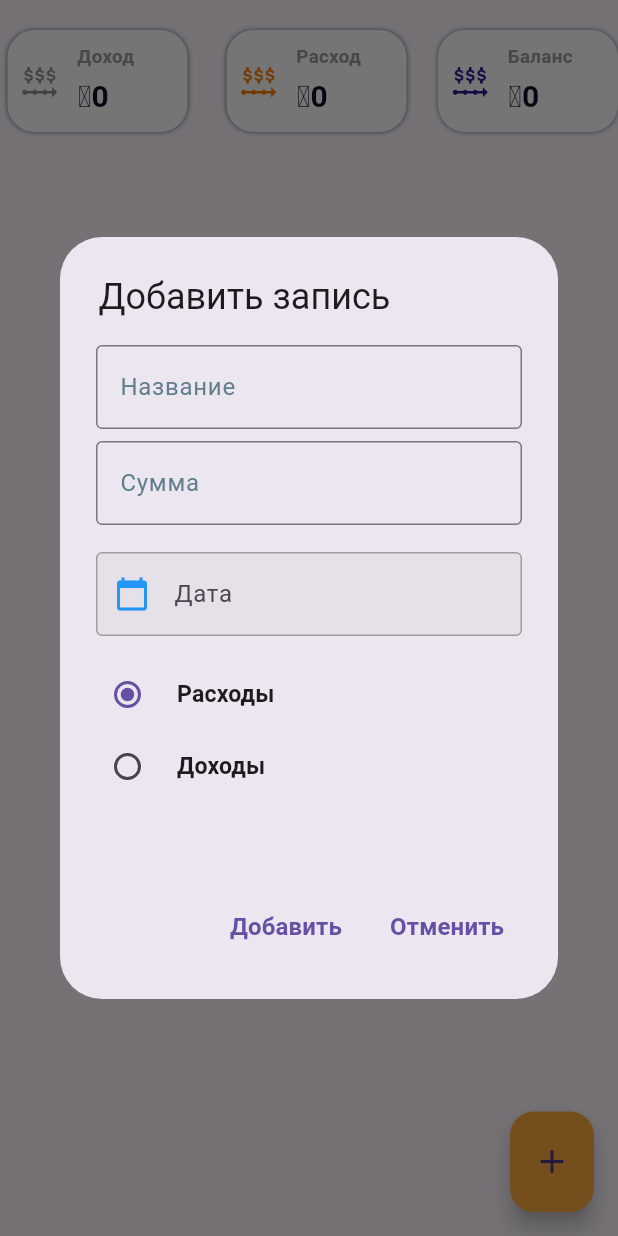
After one commit to kwiiki/wisemoney, a Flutter app: the Home screen opened directly, after a tap on the "add" icon, on a phone screen of 412 x 824 dp. The commit adds this screen. Run offline on Flutter 3.47's test engine with Material 3 defaults, Android fonts, the phone set to English and light mode, and no system bars; our stand-ins replace firebase_auth, firebase_core; accounts and stored records are empty.

Commit message:
secon commit

```diff
--- /dev/null
+++ b/lib/features/user_auth/presentation/pages/expense_model.dart
@@ -0,0 +1,12 @@
+class ExpenseModel {
+  String item;
+  int amount;
+  bool isIncome;
+  DateTime date;
+  ExpenseModel({
+    required this.item,
+    required this.amount,
+    required this.isIncome,
+    required this.date,
+  });
+}
--- /dev/null
+++ b/lib/features/user_auth/presentation/pages/fund_condition_widget.dart
@@ -0,0 +1,69 @@
+import 'package:flutter/material.dart';
+
+class FundCondition extends StatelessWidget {
+  final String type;
+  final String amount;
+  final String icon;
+
+  const FundCondition({
+    Key? key,
+    required this.type,
+    required this.amount,
+    required this.icon,
+  }) : super(key: key);
+
+  @override
+  Widget build(BuildContext context) {
+    return Container(
+      width: 120,
+      padding: const EdgeInsets.all(9),
+      decoration: const BoxDecoration(
+        boxShadow: [
+          BoxShadow(
+            blurRadius: 2.4,
+            color: Colors.blueGrey,
+          ),
+        ],
+        color: Colors.white,
+        borderRadius: BorderRadius.all(
+          Radius.circular(18),
+        ),
+      ),
+      child: Row(
+        children: [
+          SizedBox(
+            height: 25,
+            width: 25,
+            child: Image.asset("images/$icon.png"),
+          ),
+          const SizedBox(width: 12.4),
+          Column(
+            crossAxisAlignment: CrossAxisAlignment.start,
+            children: [
+              Text(
+                type,
+                style: const TextStyle(
+                  color: Colors.grey,
+                  fontWeight: FontWeight.bold,
+                  fontSize: 12.5,
+                ),
+              ),
+              const SizedBox(height: 3),
+              Padding(
+                padding: const EdgeInsets.only(left: 0.4),
+                child: Text(
+                  "₸$amount",
+                  style: const TextStyle(
+                    fontSize: 20,
+                    fontWeight: FontWeight.bold,
+                    color: Color.fromARGB(255, 14, 16, 41),
+                  ),
+                ),
+              ),
+            ],
+          ),
+        ],
+      ),
+    );
+  }
+}
--- /dev/null
+++ b/lib/features/user_auth/presentation/pages/home.dart
@@ -0,0 +1,323 @@
+
+import 'package:flutter/material.dart';
+import 'package:intl/intl.dart';
+import 'package:wisemoney/features/user_auth/presentation/pages/expense_model.dart';
+import 'package:wisemoney/features/user_auth/presentation/pages/fund_condition_widget.dart';
+import 'package:wisemoney/features/user_auth/presentation/pages/item.dart';
+
+
+class Home extends StatefulWidget {
+  const Home({super.key});
+
+  @override
+  State<Home> createState() => _HomePageState();
+}
+
+List options = ["расход", "доход"];
+List<ExpenseModel> expenses = [];
+
+class _HomePageState extends State<Home> {
+  final itemController = TextEditingController();
+  final amountController = TextEditingController();
+  int amount = 0;
+  final dateController = TextEditingController();
+  int totalMoney = 0;
+  int spentMoney = 0;
+  int income = 0;
+  DateTime? pickedDate;
+  String currentOption = options[0];
+  @override
+  Widget build(BuildContext context) {
+    return Scaffold(
+      resizeToAvoidBottomInset: false,
+      floatingActionButton: SizedBox(
+        height: 67,
+        child: FloatingActionButton(
+          backgroundColor: Colors.orangeAccent,
+          onPressed: () {
+            showDialog(
+              context: context,
+              builder: (context) {
+                return SizedBox(
+                  height: 400,
+                  child: AlertDialog(
+                    title: const Padding(
+                      padding: EdgeInsets.only(left: 1.6),
+                      child: Text("Добавить запись"),
+                    ),
+                    actions: [
+                      TextButton(
+                        onPressed: () {
+                          amount = int.parse(amountController.text);
+                          // adding a new item
+                          final expense = ExpenseModel(
+                            item: itemController.text,
+                            amount: amount,
+                            isIncome: currentOption == "доход" ? true : false,
+                            date: pickedDate!,
+                          );
+                          expenses.add(expense);
+                          if (expense.isIncome) {
+                            income += expense.amount;
+                            totalMoney += expense.amount;
+                            setState(() {});
+                          } else if (!expense.isIncome) {
+                            spentMoney += expense.amount;
+                            totalMoney -= expense.amount;
+                            setState(() {});
+                          }
+
+                          itemController.clear();
+                          amountController.clear();
+                          dateController.clear();
+                          Navigator.pop(context);
+                        },
+                        child: const Text(
+                          "Добавить",
+                          style: TextStyle(
+                            fontWeight: FontWeight.bold,
+                            fontSize: 16,
+                          ),
+                        ),
+                      ),
+                      TextButton(
+                        onPressed: () {
+                          Navigator.pop(context);
+                        },
+                        child: const Text(
+                          "Отменить",
+                          style: TextStyle(
+                            fontWeight: FontWeight.bold,
+                            fontSize: 16,
+                          ),
+                        ),
+                      ),
+                    ],
+                    content: SizedBox(
+                      height: 340,
+                      width: 400,
+                      child: Column(
+                        children: [
+                          TextField(
+                            controller: itemController,
+                            decoration: const InputDecoration(
+                              hintText: "Название",
+                              hintStyle: TextStyle(
+                                color: Colors.blueGrey,
+                              ),
+                              border: OutlineInputBorder(),
+                            ),
+                          ),
+                          const SizedBox(height: 8),
+                          TextField(
+                            controller: amountController,
+                            keyboardType: TextInputType.number,
+                            decoration: const InputDecoration(
+                              hintText: "Сумма",
+                              hintStyle: TextStyle(
+                                color: Colors.blueGrey,
+                              ),
+                              border: OutlineInputBorder(),
+                            ),
+                          ),
+                          const SizedBox(height: 18),
+                          Align(
+                            alignment: Alignment.centerLeft,
+                            child: TextField(
+                              onTap: () async {
+                                // user can pick date
+                                pickedDate = await showDatePicker(
+                                  context: context,
+                                  initialDate: DateTime.now(),
+                                  firstDate: DateTime(2000),
+                                  lastDate: DateTime(2100),
+                                );
+                                String date =
+                                    DateFormat.yMMMMd().format(pickedDate!);
+                                dateController.text = date;
+                                setState(() {});
+                              },
+                              controller: dateController,
+                              decoration: const InputDecoration(
+                                labelText: "Дата",
+                                hintStyle: TextStyle(
+                                  color: Colors.blueGrey,
+                                ),
+                                filled: true,
+                                prefixIcon: Icon(Icons.calendar_today),
+                                prefixIconColor: Colors.blue,
+                                enabledBorder: OutlineInputBorder(
+                                  borderSide: BorderSide(
+                                    color: Colors.grey,
+                                  ),
+                                ),
+                                focusedBorder: OutlineInputBorder(
+                                  borderSide: BorderSide(
+                                    color: Colors.blue,
+                                  ),
+                                ),
+                              ),
+                              readOnly: true,
+                            ),
+                          ),
+                          const SizedBox(height: 15),
+                          RadioMenuButton(
+                            value: options[0],
+                            groupValue: currentOption,
+                            onChanged: (expense) {
+                              currentOption = expense.toString();
+                            },
+                            child: const Padding(
+                              padding: EdgeInsets.only(left: 12),
+                              child: Text(
+                                "Расходы",
+                                style: TextStyle(
+                                  fontWeight: FontWeight.w600,
+                                  fontSize: 15.4,
+                                ),
+                              ),
+                            ),
+                          ),
+                          RadioMenuButton(
+                            style: ButtonStyle(
+                              iconSize: MaterialStateProperty.all(20),
+                            ),
+                            value: options[1],
+                            groupValue: currentOption,
+                            onChanged: (income) {
+                              currentOption = income.toString();
+                            },
+                            child: const Padding(
+                              padding: EdgeInsets.only(left: 12),
+                              child: Text(
+                                "Доходы",
+                                style: TextStyle(
+                                  fontWeight: FontWeight.w600,
+                                  fontSize: 15.4,
+                                ),
+                              ),
+                            ),
+                          ),
+                        ],
+                      ),
+                    ),
+                  ),
+                );
+              },
+            );
+          },
+          child: const Icon(Icons.add, size: 26),
+        ),
+      ),
+      body: Padding(
+        padding: const EdgeInsets.only(top: 20),
+        child: Column(
+          crossAxisAlignment: CrossAxisAlignment.center,
+          children: [
+            Row(
+              mainAxisAlignment: MainAxisAlignment.spaceBetween,
+              children: [
+                Padding(
+                  padding: const EdgeInsets.only(left: 5, right: 8),
+                  child: FundCondition(
+                    type: "Доход",
+                    amount: "$income",
+                    icon: "grey",
+                  ),
+                ),
+                Padding(
+                  padding: const EdgeInsets.only(left: 5),
+                  child: FundCondition(
+                    type: "Расход",
+                    amount: "$spentMoney",
+                    icon: "orange",
+                  ),
+                ),
+                Padding(
+                  padding: const EdgeInsets.only(left: 8),
+                  child: FundCondition(
+                    type: "Баланс",
+                    amount: "$totalMoney",
+                    icon: "blue",
+                  ),
+                ),
+              ],
+            ),
+            const SizedBox(height: 14),
+            Expanded(
+              child: ListView.builder(
+                itemCount: expenses.length,
+                itemBuilder: (context, index) {
+                  return GestureDetector(
+                    onTap: () {
+                      showDialog(
+                        context: context,
+                        builder: (context) {
+                          return AlertDialog(
+                            title: const Text(
+                              "Вы точно хотите удалить данный товар?",
+                              style: TextStyle(
+                                fontSize: 19.0,
+                              ),
+                            ),
+                            actions: [
+                              TextButton(
+                                onPressed: () {
+                                  Navigator.pop(context);
+                                },
+                                child: const Text(
+                                  "Отменить",
+                                  style: TextStyle(
+                                    fontSize: 16,
+                                    fontWeight: FontWeight.bold,
+                                  ),
+                                ),
+                              ),
+                              TextButton(
+                                onPressed: () {
+                                  final myExpense = expenses[index];
+                                  if (myExpense.isIncome) {
+                                    income -= myExpense.amount;
+                                    totalMoney -= myExpense.amount;
+                                    setState(() {});
+                                  } else if (!myExpense.isIncome) {
+                                    spentMoney -= myExpense.amount;
+                                    totalMoney += myExpense.amount;
+                                    setState(() {});
+                                  }
+                                  expenses.remove(myExpense);
+                                  setState(() {});
+                                  Navigator.pop(context);
+                                },
+                                child: const Text(
+                                  "Удалить",
+                                  style: TextStyle(
+                                    fontSize: 16,
+                                    fontWeight: FontWeight.bold,
+                                  ),
+                                ),
+                              ),
+                            ],
+                          );
+                        },
+                      );
+                    },
+                    child: Item(
+                      expense: ExpenseModel(
+                        item: expenses[index].item,
+                        amount: expenses[index].amount,
+                        isIncome: expenses[index].isIncome,
+                        date: expenses[index].date,
+                      ),
+                      onDelete: () {},
+                    ),
+                  );
+                },
+              ),
+            ),
+          ],
+        ),
+      ),
+    );
+  }
+}
```
Also changed, not shown: lib/features/user_auth/presentation/pages/charts.dart (added, +17 -0 lines), lib/features/user_auth/presentation/pages/home_page.dart (+62 -3 lines), lib/features/user_auth/presentation/pages/item.dart (added, +80 -0 lines), lib/features/user_auth/presentation/pages/login.dart (added, +118 -0 lines), pubspec.yaml (+4 -3 lines), images/a.png (added), images/blue.png (added), images/expense.png (added), images/grey.png (added), images/income.png (added), images/orange.png (added), pubspec.lock.
